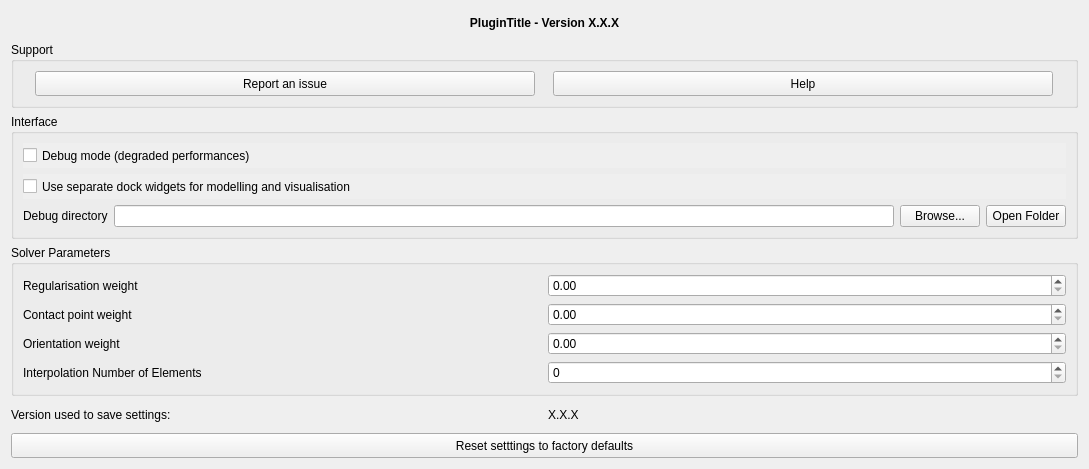
Qt form loopstructural/gui/dlg_settings.ui (Loop3D/plugin_loopstructural) before a commit.
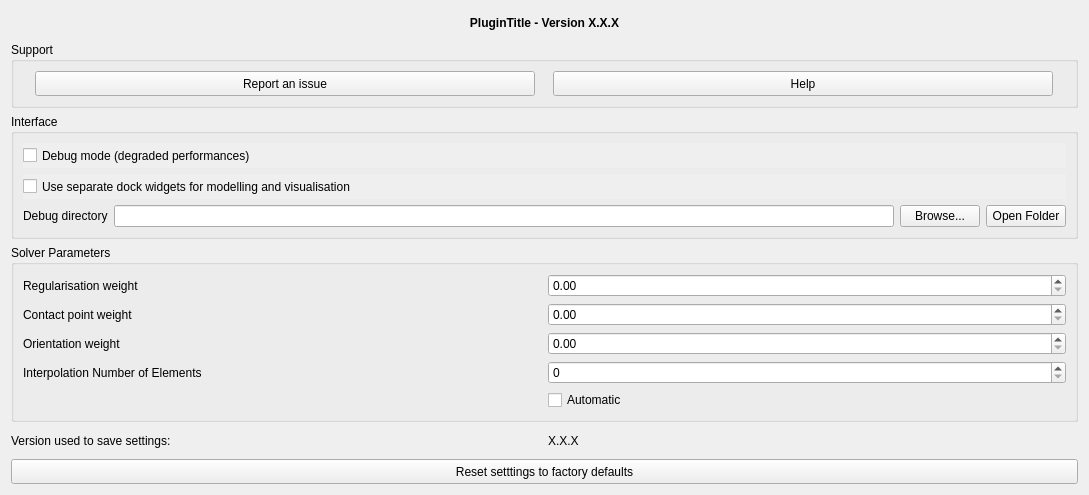
The same form after that commit.

Commit message: feat: choose the number of elements from the data (phase 6.4) (#141)

Diff of the .ui file:
```diff
--- a/loopstructural/gui/dlg_settings.ui
+++ b/loopstructural/gui/dlg_settings.ui
@@ -280,6 +280,16 @@
         </property>
        </widget>
       </item>
+      <item row="4" column="1">
+       <widget class="QCheckBox" name="n_elements_auto_check_box">
+        <property name="toolTip">
+         <string>Choose the number of elements of each feature from its data. If this is off, every feature uses the fixed number.</string>
+        </property>
+        <property name="text">
+         <string>Automatic</string>
+        </property>
+       </widget>
+      </item>
      </layout>
     </widget>
    </item>
```
The commit also changes 10 other files.
